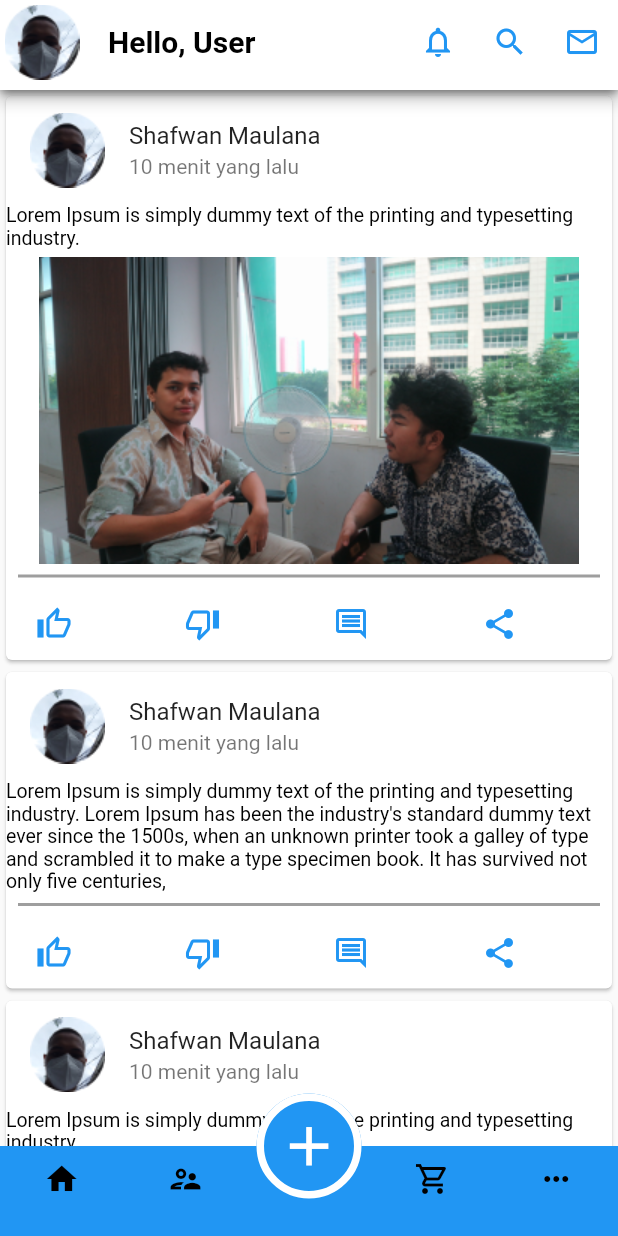
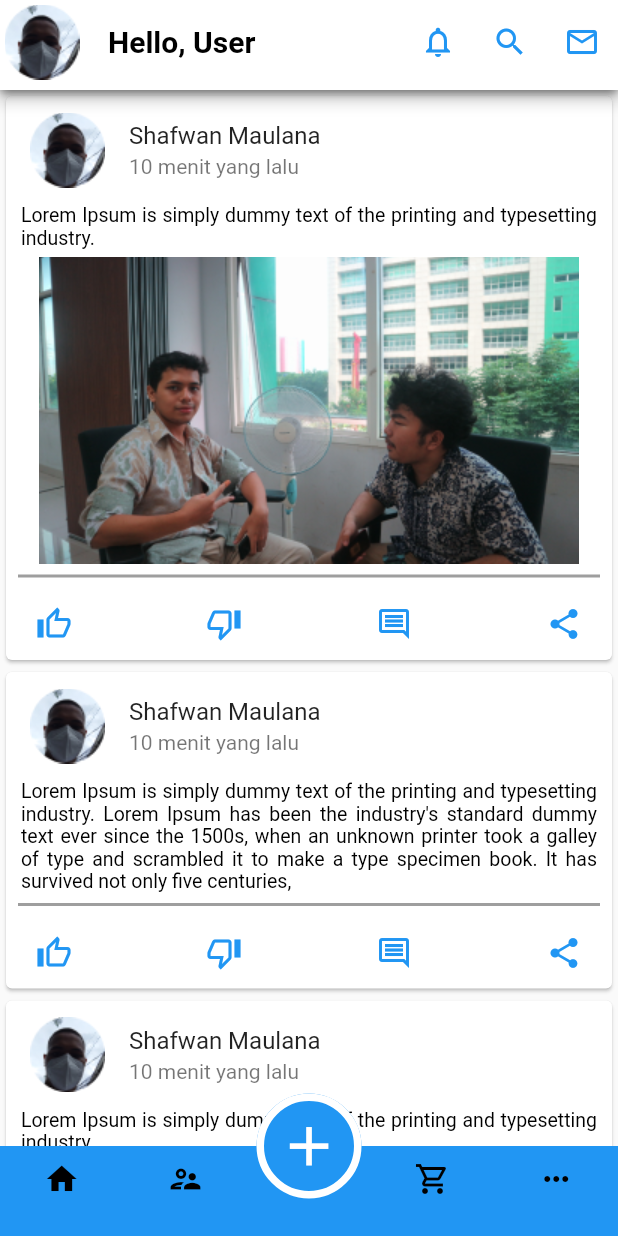
Before and after one commit to RolandRoman/Team-Final-Project-Collagen, a Flutter app: the screen it shows after launch, after a tap on "Login", on a phone screen of 412 x 824 dp. Run offline on Flutter 3.47's test engine with Material 2 defaults, Android fonts, the phone set to English and light mode, and no system bars; our stand-ins replace flutter_slidable, google_fonts; missing offline and left inert: comment_box; network calls fail.

Commit message:
Update HomeBody.dart

```diff
--- a/Frontend/collagen/lib/Screens/NavBarBody/HomeBody.dart
+++ b/Frontend/collagen/lib/Screens/NavBarBody/HomeBody.dart
@@ -44,6 +44,9 @@ class Post1 extends StatelessWidget {
           Row(
             children: const [
               Expanded(
+                child:Padding(
+                    padding: EdgeInsets.symmetric(
+                        horizontal: (10)),
                     child: Text(
                         "Lorem Ipsum is simply dummy text of the printing and typesetting industry.",
                         style: TextStyle(
@@ -52,7 +55,9 @@ class Post1 extends StatelessWidget {
                         ),
                         softWrap: true,
                         maxLines: 10,
+                        textAlign: TextAlign.justify
                     )
+                ),
               )
             ],
           ),
@@ -68,6 +73,7 @@ class Post1 extends StatelessWidget {
           ),
           Container(
             child: Row(
+              mainAxisAlignment: MainAxisAlignment.spaceBetween,
               children: [
                 Column(
                   children: <Widget>[
@@ -77,6 +83,7 @@ class Post1 extends StatelessWidget {
                     ),
                   ],
                 ),
+
                 const SizedBox(
                   width: 35,
                 ),
@@ -141,6 +148,9 @@ class Post2 extends StatelessWidget {
           Row(
             children: const [
               Expanded(
+                  child:Padding(
+                    padding: EdgeInsets.symmetric(
+                    horizontal: (10)),
                     child: Text(
                         "Lorem Ipsum is simply dummy text of the printing and typesetting industry. Lorem Ipsum has been the industry's standard dummy text ever since the 1500s, when an unknown printer took a galley of type and scrambled it to make a type specimen book. It has survived not only five centuries,",
                         style: TextStyle(
@@ -149,7 +159,9 @@ class Post2 extends StatelessWidget {
                         ),
                         softWrap: true,
                         maxLines: 10,
+                        textAlign: TextAlign.justify
                     )
+                  ),
               )
             ],
           ),
@@ -161,11 +173,8 @@ class Post2 extends StatelessWidget {
             endIndent: 8,
           ),
           Container(
-            alignment: Alignment.center,
             child: Row(
-              children: [
-                Container(
-                  child: Row(
+              mainAxisAlignment: MainAxisAlignment.spaceBetween,
               children: [
                 Column(
                   children: <Widget>[
@@ -218,9 +227,6 @@ class Post2 extends StatelessWidget {
           )
         ],
       ),
-          )
-        ],
-      ),
     );
   }
 }
```
Lines whose indentation alone changed are shown as unchanged.
